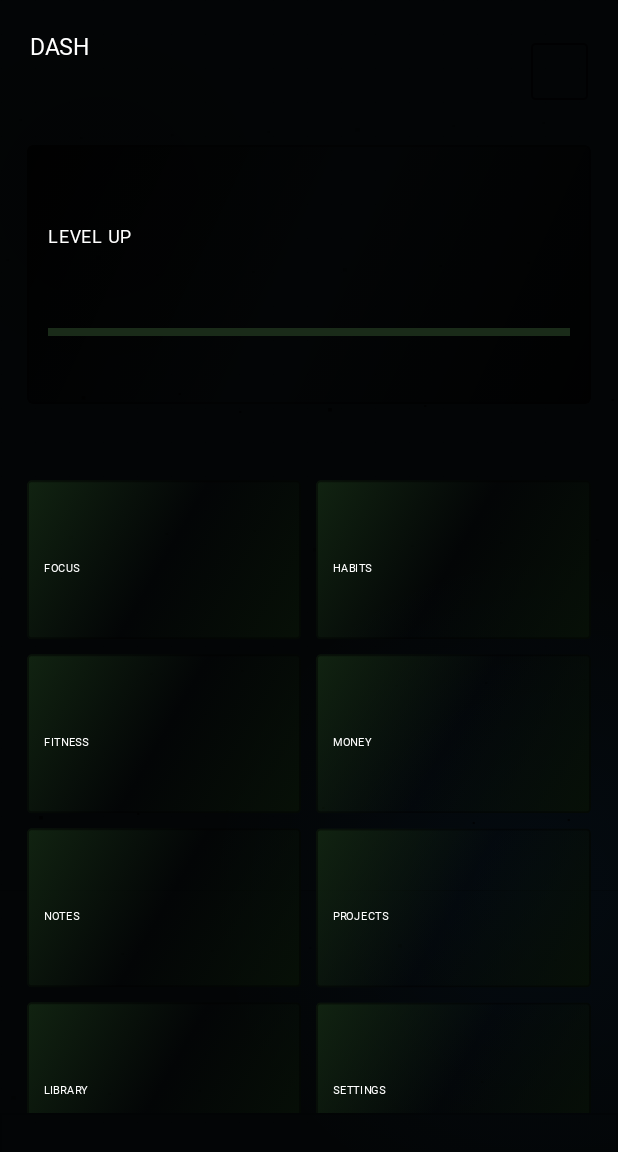
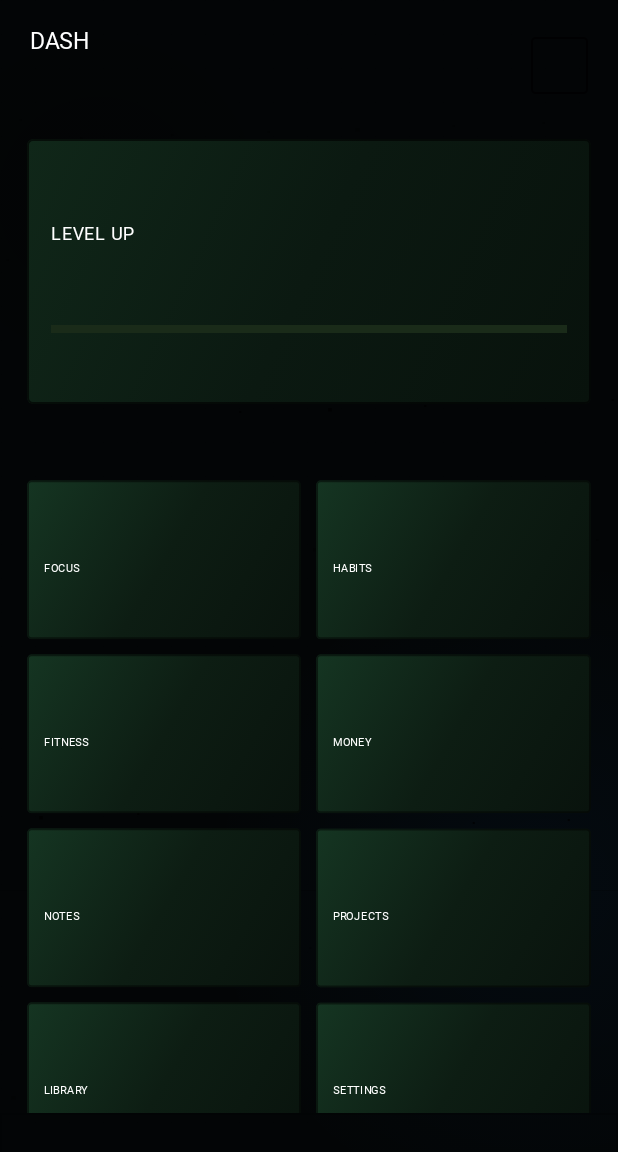
Before and after one commit to YatesV/Dash, an Android app built with Jetpack Compose: the screen it shows after launch (MainActivity), after a tap on "START", on a phone screen of 412 x 824 dp. Shown: the top 1152 px of the screen. Run offline under Robolectric (Android 15) with nearby library versions, the phone set to English and light mode, and no system bars; Roboto replaces fonts that are not available here.

Commit message:
Fix dashboard contrast and Android system bar insets

```diff
--- a/app/src/main/java/com/yates/dash/MainActivity.kt
+++ b/app/src/main/java/com/yates/dash/MainActivity.kt
@@ -195,7 +195,7 @@ private fun StartScreen(onStart: () -> Unit) {
     val shimmer by t.animateFloat(0f, 1f, infiniteRepeatable(tween(2200, easing = LinearEasing), RepeatMode.Restart), label = "shimmer")
     Box(Modifier.fillMaxSize().background(Void)) {
         Backdrop()
-        Column(Modifier.align(Alignment.Center).fillMaxWidth().padding(horizontal = 28.dp), horizontalAlignment = Alignment.CenterHorizontally) {
+        Column(Modifier.align(Alignment.Center).fillMaxWidth().safeDrawingPadding().padding(horizontal = 28.dp), horizontalAlignment = Alignment.CenterHorizontally) {
             PixelText("DASH", Color.White, 30)
             Spacer(Modifier.height(22.dp))
             PixelText("YOUR LIFE. IN ONE PLACE.", Mint, 7, align = TextAlign.Center)
@@ -211,7 +211,7 @@ private fun StartScreen(onStart: () -> Unit) {
             Spacer(Modifier.height(24.dp))
             PixelText("PRESS START TO ENTER", Dim, 6, align = TextAlign.Center)
         }
-        PixelText("SYS.V 01.0", Dim, 5, Modifier.align(Alignment.BottomCenter).padding(bottom = 30.dp))
+        PixelText("SYS.V 01.0", Dim, 5, Modifier.align(Alignment.BottomCenter).safeDrawingPadding().padding(bottom = 18.dp))
     }
 }
 
@@ -236,7 +236,7 @@ private fun MainDashboard(active: String, onNavigate: (String) -> Unit, onPalett
             } else Modifier)
     ) {
         Backdrop(Modifier.fillMaxSize(), px, py)
-        Column(Modifier.fillMaxSize().graphicsLayer { translationX = -px * 0.22f; translationY = -py * 0.22f }) {
+        Column(Modifier.fillMaxSize().safeDrawingPadding().graphicsLayer { translationX = -px * 0.22f; translationY = -py * 0.22f }) {
             if (updateVersion != null && updateUrl != null) {
                 Row(Modifier.fillMaxWidth().padding(horizontal = 14.dp, vertical = 8.dp).background(Neon.copy(alpha = 0.12f), RoundedCornerShape(4.dp)).border(1.dp, Neon.copy(alpha = 0.8f), RoundedCornerShape(4.dp)).clickable { runCatching { uriHandler.openUri(updateUrl) } }.padding(horizontal = 12.dp, vertical = 10.dp), verticalAlignment = Alignment.CenterVertically) {
                     Text("⬆", color = Neon, fontSize = 16.sp)
@@ -248,7 +248,7 @@ private fun MainDashboard(active: String, onNavigate: (String) -> Unit, onPalett
                     Text("GET  →", color = Neon, fontFamily = FontFamily.Monospace, fontSize = 8.sp)
                 }
             }
-            Row(Modifier.fillMaxWidth().padding(start = 20.dp, end = 20.dp, top = 18.dp, bottom = 12.dp), verticalAlignment = Alignment.CenterVertically, horizontalArrangement = Arrangement.SpaceBetween) {
+            Row(Modifier.fillMaxWidth().padding(start = 20.dp, end = 20.dp, top = 14.dp, bottom = 12.dp), verticalAlignment = Alignment.CenterVertically, horizontalArrangement = Arrangement.SpaceBetween) {
                 Column {
                     PixelText("DASH", Color.White, 15)
                     Spacer(Modifier.height(7.dp))
@@ -366,7 +366,7 @@ private fun SectionTitle(title: String, detail: String) {
 @Composable
 private fun NeonPanel(modifier: Modifier = Modifier, content: @Composable ColumnScope.() -> Unit) {
     val glow = LocalPalette.current.glow.coerceAtMost(1.5f)
-    Column(modifier.shadow((11f * glow).dp, RoundedCornerShape(4.dp), ambientColor = Neon.copy(alpha = 0.17f * glow), spotColor = Neon.copy(alpha = 0.14f * glow)).background(Brush.linearGradient(listOf(Panel2.copy(alpha = 0.88f), Panel, Color.Black.copy(alpha = 0.78f))), RoundedCornerShape(4.dp)).border(1.dp, Neon.copy(alpha = (0.42f * glow).coerceIn(0.14f, 0.8f)), RoundedCornerShape(4.dp)).padding(14.dp), content = content)
+    Column(modifier.shadow((11f * glow).dp, RoundedCornerShape(4.dp), ambientColor = Neon.copy(alpha = 0.22f * glow), spotColor = Neon.copy(alpha = 0.18f * glow)).background(Brush.linearGradient(listOf(Color(0xFF102719), Color(0xFF0B1911), Color(0xFF08120C))), RoundedCornerShape(4.dp)).border(1.dp, Neon.copy(alpha = (0.62f * glow).coerceIn(0.28f, 0.9f)), RoundedCornerShape(4.dp)).padding(16.dp), content = content)
 }
 
 @Composable
@@ -379,8 +379,8 @@ private fun ModuleCard(module: Module, modifier: Modifier = Modifier, onClick: (
     Column(modifier.height(106.dp)
         .graphicsLayer { translationY = floatY }
         .shadow((10f * glow).dp, RoundedCornerShape(3.dp), ambientColor = Neon.copy(alpha = alpha * 0.34f * glow.coerceAtMost(1.5f)), spotColor = Neon.copy(alpha = alpha * 0.30f * glow.coerceAtMost(1.5f)))
-        .background(Brush.linearGradient(listOf(Color(0xFF112311), Panel2, Color(0xFF071007))), RoundedCornerShape(3.dp))
-        .border(1.dp, Neon.copy(alpha = if (pressed) 1f else alpha), RoundedCornerShape(3.dp))
+        .background(Brush.linearGradient(listOf(Color(0xFF153522), Color(0xFF0D1D13), Color(0xFF09130D))), RoundedCornerShape(3.dp))
+        .border(1.dp, Neon.copy(alpha = if (pressed) 1f else maxOf(alpha, 0.48f)), RoundedCornerShape(3.dp))
         .clickable { pressed = !pressed; onClick() }.padding(11.dp), verticalArrangement = Arrangement.SpaceBetween) {
         Row(Modifier.fillMaxWidth(), horizontalArrangement = Arrangement.SpaceBetween, verticalAlignment = Alignment.CenterVertically) {
             Text(module.symbol, color = Neon, fontSize = 18.sp, fontWeight = FontWeight.Bold)
```
